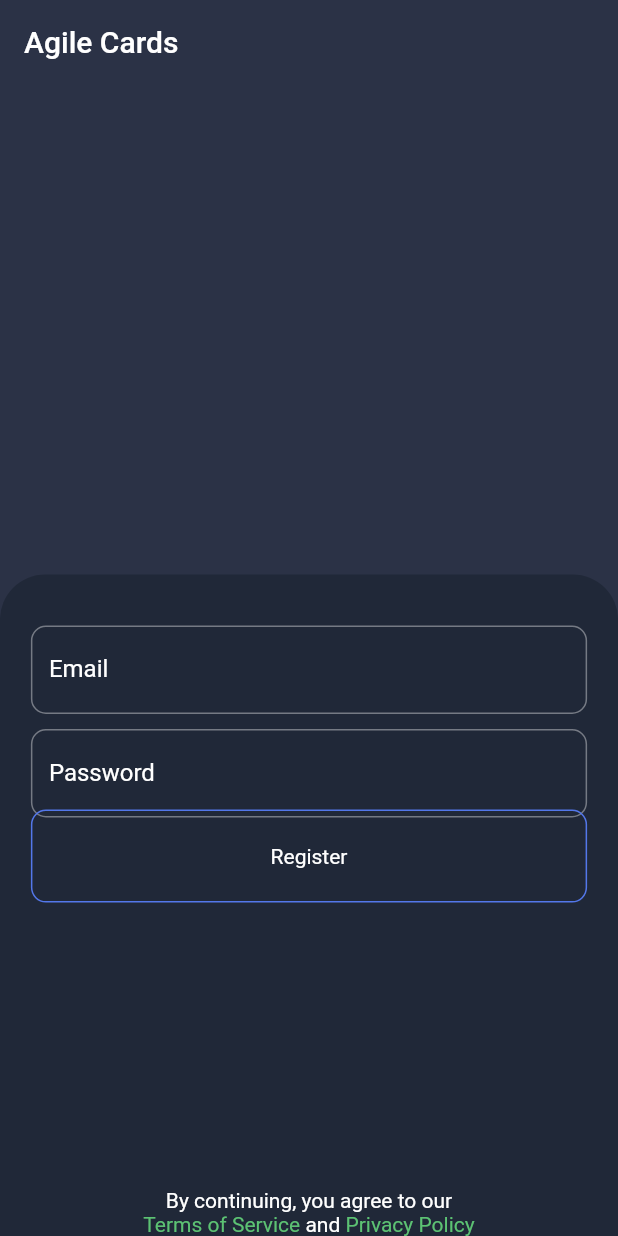
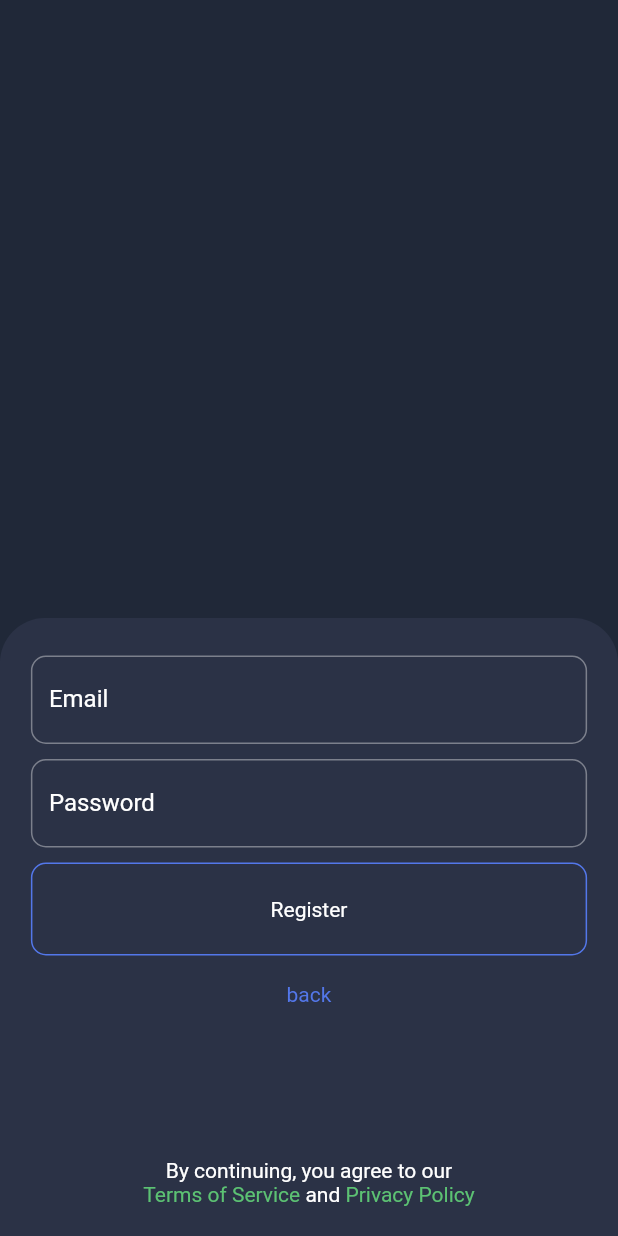
Before and after one commit to ColtonDevAcc/agile_cards, a Flutter app: the screen it shows after launch, after a tap on "Get Started", on a phone screen of 412 x 824 dp. Run offline on Flutter 3.47's test engine with Material 2 defaults, Android fonts, the phone set to English and light mode, and no system bars; drawn by our look-alikes of auto_size_text; our stand-ins replace bloc, dio, equatable, firebase_analytics, firebase_auth, firebase_core and 10 more; missing offline and left inert: clipboard, firebase_performance; accounts and stored records are empty; project files that could hold a hidden picture were left out.

Commit message:
users can now change cards and leave sessions and change card selection

```diff
--- a/lib/app/models/selection_model.dart
+++ b/lib/app/models/selection_model.dart
@@ -7,22 +7,26 @@ part 'selection_model.g.dart';
 class Selection extends Equatable {
   final String userId;
   final int cardSelected;
+  final bool lockedIn;
 
   const Selection({
     required this.userId,
     required this.cardSelected,
+    required this.lockedIn,
   });
 
   @override
-  List<Object?> get props => [userId, cardSelected];
+  List<Object?> get props => [userId, cardSelected, lockedIn];
 
   Selection copyWith({
     String? userId,
     int? cardSelected,
+    bool? lockedIn,
   }) {
     return Selection(
       userId: userId ?? this.userId,
       cardSelected: cardSelected ?? this.cardSelected,
+      lockedIn: lockedIn ?? this.lockedIn,
     );
   }
 
@@ -34,6 +38,7 @@ class Selection extends Equatable {
     return const Selection(
       userId: '',
       cardSelected: 0,
+      lockedIn: false,
     );
   }
 }
--- a/lib/app/repositories/authentication_repository.dart
+++ b/lib/app/repositories/authentication_repository.dart
@@ -40,7 +40,7 @@ class AuthenticationRepository {
 
   Future<void> register({required String email, required String password}) async {
     try {
-      await FirebaseAuth.instance.signInWithEmailAndPassword(email: email, password: password).then((value) => value.user);
+      await FirebaseAuth.instance.createUserWithEmailAndPassword(email: email, password: password);
     } on FirebaseAuthException catch (e) {
       Fluttertoast.showToast(msg: e.message ?? 'Error', toastLength: Toast.LENGTH_LONG, backgroundColor: Colors.red, timeInSecForIosWeb: 3);
       if (kDebugMode) log(e.toString());
--- a/lib/app/state/app/app_bloc.dart
+++ b/lib/app/state/app/app_bloc.dart
@@ -1,6 +1,4 @@
 import 'dart:async';
-import 'dart:developer';
-
 import 'package:agile_cards/app/models/participant_model.dart';
 import 'package:agile_cards/app/repositories/authentication_repository.dart';
 import 'package:equatable/equatable.dart';
--- a/lib/app/state/session/session_bloc.dart
+++ b/lib/app/state/session/session_bloc.dart
@@ -33,6 +33,7 @@ class SessionBloc extends Bloc<SessionEvent, SessionState> {
     on<SessionSearched>(_onSessionSearched);
     on<SessionAgileCardSelected>(_onSessionAgileCardSelected);
     on<SessionAgileCardDeselected>(_onSessionAgileCardDeselected);
+    on<SessionLeave>(_onSessionLeave);
     sessionSubscription = sessionRepository.status.listen((status) => add(SessionChanged(status)));
   }
 
@@ -89,6 +90,11 @@ class SessionBloc extends Bloc<SessionEvent, SessionState> {
     await sessionRepository.agileCardDeselected();
   }
 
+  Future<void> _onSessionLeave(SessionLeave event, Emitter<SessionState> emit) async {
+    await sessionRepository.leaveSession();
+    emit(state.copyWith(session: Session.empty()));
+  }
+
   @override
   Future<void> close() {
     sessionSubscription.cancel();
--- a/lib/app/state/session/session_event.dart
+++ b/lib/app/state/session/session_event.dart
@@ -77,6 +77,13 @@ class SessionAgileCardSelected extends SessionEvent {
   List<Object> get props => [selection];
 }
 
+class SessionLeave extends SessionEvent {
+  const SessionLeave();
+
+  @override
+  List<Object> get props => [];
+}
+
 class SessionAgileCardDeselected extends SessionEvent {
   const SessionAgileCardDeselected();
 
--- a/lib/features/login/widgets/atom/primary_button.dart
+++ b/lib/features/login/widgets/atom/primary_button.dart
@@ -15,7 +15,9 @@ class PrimaryButton extends StatelessWidget {
 
   @override
   Widget build(BuildContext context) {
-    return SizedBox(
+    return Padding(
+      padding: const EdgeInsets.only(top: 10, bottom: 10),
+      child: SizedBox(
         width: MediaQuery.of(context).size.width * 0.9,
         child: TextButton(
           onPressed: onPressed,
@@ -34,6 +36,7 @@ class PrimaryButton extends StatelessWidget {
             ),
           ),
         ),
+      ),
     );
   }
 }
--- a/lib/pages/login_page.dart
+++ b/lib/pages/login_page.dart
@@ -1,5 +1,7 @@
+import 'package:agile_cards/app/state/app/app_bloc.dart';
 import 'package:agile_cards/features/login/cubit/login_cubit.dart';
 import 'package:agile_cards/features/login/widgets/atom/primary_button.dart';
+import 'package:agile_cards/pages/primary_textfield.dart';
 import 'package:auto_size_text/auto_size_text.dart';
 import 'package:flutter/material.dart';
 import 'package:flutter_bloc/flutter_bloc.dart';
@@ -13,47 +15,35 @@ class LoginPage extends StatelessWidget {
       backgroundColor: Theme.of(context).colorScheme.background,
       body: BlocBuilder<LoginCubit, LoginState>(
         builder: (context, state) {
-          return CustomScrollView(
+          return SingleChildScrollView(
             physics: const NeverScrollableScrollPhysics(),
-            slivers: [
-              SliverAppBar(
-                title: const Text('Agile Cards'),
-                expandedHeight: MediaQuery.of(context).size.height * 0.5,
-                flexibleSpace: Stack(
+            child: Column(
               children: [
-                    Positioned(
-                      bottom: -1,
-                      left: 0,
-                      right: 0,
-                      child: Container(
-                        height: 30,
+                Container(
+                  height: MediaQuery.of(context).size.height * 0.5,
+                ),
+                Container(
+                  padding: const EdgeInsets.symmetric(vertical: 20),
+                  height: MediaQuery.of(context).size.height * 0.5,
                   decoration: BoxDecoration(
-                          color: Theme.of(context).colorScheme.background,
-                          borderRadius: const BorderRadius.vertical(top: Radius.circular(50)),
+                    color: Theme.of(context).colorScheme.surface,
+                    borderRadius: const BorderRadius.only(
+                      topLeft: Radius.circular(30),
+                      topRight: Radius.circular(30),
                     ),
                   ),
-                    ),
-                  ],
-                ),
-              ),
-              SliverFillRemaining(
-                child: Stack(
-                  alignment: Alignment.center,
+                  child: Column(
                     children: [
+                      const SizedBox(height: 5),
                       if (!state.isLogin && !state.isRegister)
-                      Positioned(
-                        top: 70,
-                        child: PrimaryButton(
+                        PrimaryButton(
                           title: 'Get Started',
                           onPressed: () {
                             context.read<LoginCubit>().register();
                           },
                         ),
-                      ),
                       if (state.isLogin || state.isRegister)
-                      Positioned(
-                        top: 5,
-                        child: AnimatedOpacity(
+                        AnimatedOpacity(
                           opacity: state.isLogin || state.isRegister ? 1 : 0,
                           duration: const Duration(milliseconds: 400),
                           child: AutofillGroup(
@@ -77,11 +67,7 @@ class LoginPage extends StatelessWidget {
                             ),
                           ),
                         ),
-                      ),
-                    AnimatedPositioned(
-                      duration: const Duration(milliseconds: 300),
-                      top: state.isLogin || state.isRegister ? MediaQuery.of(context).size.height * 0.155 : MediaQuery.of(context).size.height * 0.15,
-                      child: PrimaryButton(
+                      PrimaryButton(
                         title: !state.isLogin && !state.isRegister
                             ? 'Login'
                             : state.isLogin
@@ -98,7 +84,20 @@ class LoginPage extends StatelessWidget {
                         },
                         outlined: true,
                       ),
+                      if (state.isLogin || state.isRegister)
+                        GestureDetector(
+                          onTap: () {
+                            context.read<LoginCubit>().reset();
+                          },
+                          child: Padding(
+                            padding: const EdgeInsets.all(8.0),
+                            child: Text(
+                              'back',
+                              style: TextStyle(color: Theme.of(context).colorScheme.primary),
                             ),
+                          ),
+                        ),
+                      const Spacer(),
                       Align(
                         alignment: Alignment.bottomCenter,
                         child: SafeArea(
@@ -126,53 +125,12 @@ class LoginPage extends StatelessWidget {
                       )
                     ],
                   ),
+                )
+              ],
             ),
-            ],
           );
         },
       ),
     );
   }
 }
-
-class PrimaryTextField extends StatelessWidget {
-  final String? hintText;
-  final String? labelText;
-  final String? title;
-  final TextInputType? keyboardType;
-  final Function(String)? onPressed;
-  final Iterable<String>? autofillHints;
-  final bool? obscureText;
-  const PrimaryTextField({
-    super.key,
-    required this.onPressed,
-    this.hintText,
-    this.labelText,
-    this.title,
-    this.autofillHints,
-    this.keyboardType,
-    this.obscureText,
-  });
-
-  @override
-  Widget build(BuildContext context) {
-    return SizedBox(
-      width: MediaQuery.of(context).size.width * 0.9,
-      child: TextFormField(
-        onChanged: onPressed,
-        keyboardType: keyboardType,
-        autofillHints: autofillHints,
-        obscureText: obscureText ?? false,
-        decoration: InputDecoration(
-          labelText: title,
-          labelStyle: TextStyle(color: Theme.of(context).colorScheme.onBackground),
-          hintStyle: TextStyle(color: Theme.of(context).colorScheme.onBackground),
-          border: OutlineInputBorder(
-            borderSide: BorderSide(color: Theme.of(context).colorScheme.primary),
-            borderRadius: BorderRadius.circular(10),
-          ),
-        ),
-      ),
-    );
-  }
-}
--- /dev/null
+++ b/lib/pages/primary_textfield.dart
@@ -0,0 +1,44 @@
+import 'package:flutter/material.dart';
+
+class PrimaryTextField extends StatelessWidget {
+  final String? hintText;
+  final String? labelText;
+  final String? title;
+  final TextInputType? keyboardType;
+  final Function(String)? onPressed;
+  final Iterable<String>? autofillHints;
+  final bool? obscureText;
+  const PrimaryTextField({
+    super.key,
+    required this.onPressed,
+    this.hintText,
+    this.labelText,
+    this.title,
+    this.autofillHints,
+    this.keyboardType,
+    this.obscureText,
+  });
+
+  @override
+  Widget build(BuildContext context) {
+    return SizedBox(
+      width: MediaQuery.of(context).size.width * 0.9,
+      child: TextFormField(
+        onChanged: onPressed,
+        keyboardType: keyboardType,
+        autofillHints: autofillHints,
+        obscureText: obscureText ?? false,
+        scrollPadding: const EdgeInsets.only(bottom: 50),
+        decoration: InputDecoration(
+          labelText: title,
+          labelStyle: TextStyle(color: Theme.of(context).colorScheme.onBackground),
+          hintStyle: TextStyle(color: Theme.of(context).colorScheme.onBackground),
+          border: OutlineInputBorder(
+            borderSide: BorderSide(color: Theme.of(context).colorScheme.primary),
+            borderRadius: BorderRadius.circular(10),
+          ),
+        ),
+      ),
+    );
+  }
+}
```
Also changed, not shown: lib/app/repositories/session_repository.dart (+33 -15 lines), lib/features/dashboard/widgets/atoms/agile_card_selector.dart (+22 -13 lines), lib/pages/dashboard_page.dart (+9 -3 lines), lib/pages/profile_page.dart (+7 -0 lines), lib/widgets/atoms/participant_avatar.dart (added, +32 -0 lines), lib/app/models/selection_model.g.dart, 1 other file. Lines whose indentation alone changed are shown as unchanged.
